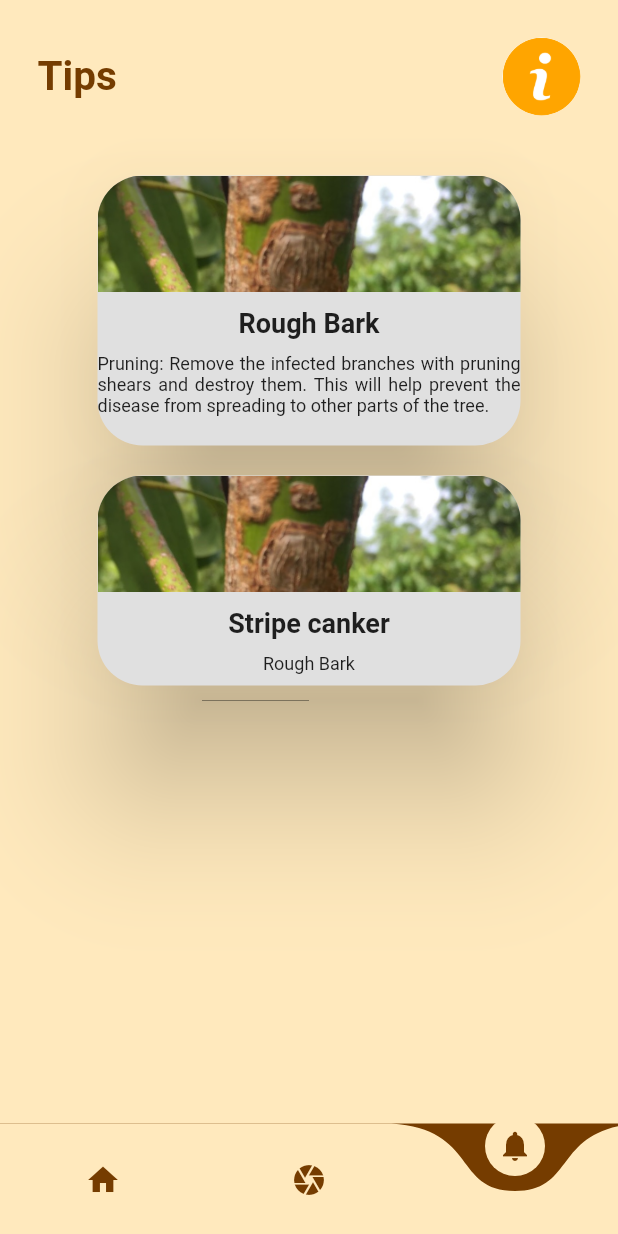
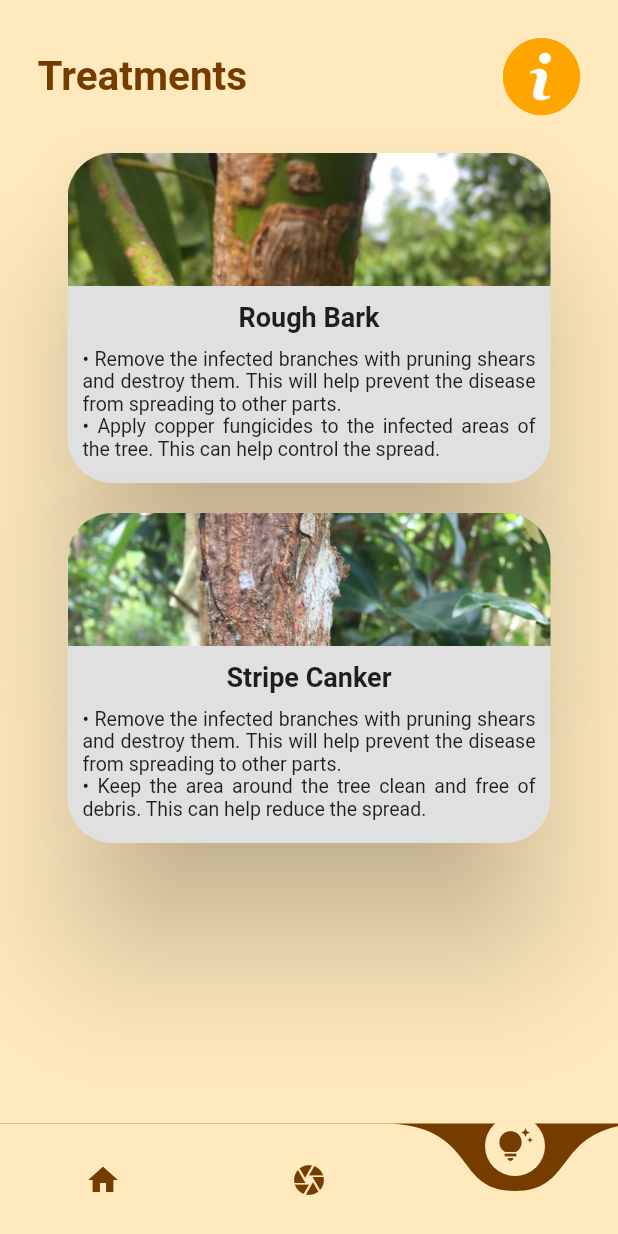
Before and after one commit to yaxitx/CinaDoc_Frontend, a Flutter app: the TipsPage screen opened directly, on a phone screen of 412 x 824 dp. Run offline on Flutter 3.47's test engine with Material 2 defaults, Android fonts, the light colour scheme and no system bars; drawn by our look-alikes of curved_navigation_bar; our stand-ins replace font_awesome_flutter, image_picker; Roboto replaces fonts that are missing (SFPRODISPLAYMEDIUM).

Commit message:
Fourth commit

```diff
--- a/lib/home.dart
+++ b/lib/home.dart
@@ -88,7 +88,7 @@ class _HomePageState extends State<HomePage> {
                     mainAxisAlignment: MainAxisAlignment.spaceBetween,
                     children: [
                       Text(
-                        "Hi Clara",
+                        "Welcome!",
                         style: TextStyle(
                             color: const Color.fromARGB(255, 117, 60, 0),
                             fontSize: 27,
@@ -361,7 +361,7 @@ class _HomePageState extends State<HomePage> {
               color: Color.fromARGB(255, 117, 60, 0),
             ),
             Icon(
-              Icons.notifications,
+              Icons.tips_and_updates_sharp,
               color: Color.fromARGB(255, 117, 60, 0),
             ),
           ]),
--- a/lib/scanner.dart
+++ b/lib/scanner.dart
@@ -130,7 +130,7 @@ class _CameraPageState extends State<CameraPage> {
               color: Color.fromARGB(255, 117, 60, 0),
             ),
             Icon(
-              Icons.notifications,
+              Icons.tips_and_updates_sharp,
               color: Color.fromARGB(255, 117, 60, 0),
             ),
           ]),
@@ -177,8 +177,11 @@ class _CameraPageState extends State<CameraPage> {
                     height: 350,
                     fit: BoxFit.cover,
                   )
-                : Image.network(
-                    "https://i.gifer.com/origin/ae/aea3019ba3e50cf0b10006bf75c51e52_w200.gif"),
+                : Image(
+                    image: AssetImage("assets/images/logo.jpg"),
+                    width: 300,
+                    height: 350,
+                  ),
             SizedBox(
               height: 20,
             ),
--- a/lib/tips.dart
+++ b/lib/tips.dart
@@ -55,7 +55,7 @@ class _TipsPageState extends State<TipsPage> {
               color: Color.fromARGB(255, 117, 60, 0),
             ),
             Icon(
-              Icons.notifications,
+              Icons.tips_and_updates_sharp,
               color: Color.fromARGB(255, 117, 60, 0),
             ),
           ]),
@@ -73,7 +73,7 @@ class _TipsPageState extends State<TipsPage> {
                   mainAxisAlignment: MainAxisAlignment.spaceBetween,
                   children: [
                     Text(
-                      "Tips",
+                      "Treatments",
                       style: TextStyle(
                           color: const Color.fromARGB(255, 117, 60, 0),
                           fontSize: 27,
@@ -101,7 +101,7 @@ class _TipsPageState extends State<TipsPage> {
                   ],
                 ),
                 SizedBox(
-                  height: 30,
+                  height: 15,
                 ),
                 // Row(
                 //   mainAxisAlignment: MainAxisAlignment.center,
@@ -131,21 +131,23 @@ class _TipsPageState extends State<TipsPage> {
                 //   ],
                 // ),
                 Container(
-                  height: 200,
+                  height: 240,
                   padding: EdgeInsets.all(10),
                   child: Card(
                     elevation: 40,
                     color: Color.fromARGB(255, 224, 224, 224),
                     shadowColor: Colors.black,
                     shape: RoundedRectangleBorder(
-                        borderRadius: BorderRadius.circular(30)),
-                    margin: EdgeInsets.fromLTRB(30, 0, 30, 0),
+                      borderRadius: BorderRadius.circular(30),
+                    ),
+                    margin: EdgeInsets.fromLTRB(10, 0, 10, 0),
                     child: Column(
                       children: [
                         ClipRRect(
                           borderRadius: BorderRadius.only(
                             topLeft: Radius.circular(30),
-                              topRight: Radius.circular(30)),
+                            topRight: Radius.circular(30),
+                          ),
                           child: Image(
                             image: AssetImage('assets/images/RB.jpeg'),
                             fit: BoxFit.fill,
@@ -158,45 +160,57 @@ class _TipsPageState extends State<TipsPage> {
                           child: Text(
                             "Rough Bark",
                             style: TextStyle(
-                                fontSize: 18, fontWeight: FontWeight.w700),
+                              fontSize: 18,
+                              fontWeight: FontWeight.w700,
+                            ),
                           ),
                         ),
                         SizedBox(
                           height: 10,
                         ),
-                        Container(
+                        Padding(
+                          padding: EdgeInsets.symmetric(horizontal: 10),
+                          child: Container(
                             child: Text(
-                            "Pruning: Remove the infected branches with pruning shears and destroy them. This will help prevent the disease from spreading to other parts of the tree.",
+                              "\u2022 Remove the infected branches with pruning shears and destroy them. This will help prevent the disease from spreading to other parts. \n\u2022 Apply copper fungicides to the infected areas of the tree. This can help control the spread.",
                               style: TextStyle(
-                                fontSize: 12, fontWeight: FontWeight.w400),
+                                fontSize: 13,
+                                fontWeight: FontWeight.w400,
+                              ),
                               textAlign: TextAlign.justify,
                               overflow: TextOverflow.ellipsis,
                               maxLines: 5,
                             ),
-                        )
+                          ),
+                        ),
+                        SizedBox(
+                          height: 10,
+                        ),
                       ],
                     ),
                   ),
                 ),
 
                 Container(
-                  height: 160,
+                  height: 240,
                   padding: EdgeInsets.all(10),
                   child: Card(
                     elevation: 40,
                     color: Color.fromARGB(255, 224, 224, 224),
                     shadowColor: Colors.black,
                     shape: RoundedRectangleBorder(
-                        borderRadius: BorderRadius.circular(30)),
-                    margin: EdgeInsets.fromLTRB(30, 0, 30, 0),
+                      borderRadius: BorderRadius.circular(30),
+                    ),
+                    margin: EdgeInsets.fromLTRB(10, 0, 10, 0),
                     child: Column(
                       children: [
                         ClipRRect(
                           borderRadius: BorderRadius.only(
                             topLeft: Radius.circular(30),
-                              topRight: Radius.circular(30)),
+                            topRight: Radius.circular(30),
+                          ),
                           child: Image(
-                            image: AssetImage('assets/images/RB.jpeg'),
+                            image: AssetImage('assets/images/SC.jpeg'),
                             fit: BoxFit.fill,
                           ),
                         ),
@@ -205,25 +219,38 @@ class _TipsPageState extends State<TipsPage> {
                         ),
                         Container(
                           child: Text(
-                            "Stripe canker",
+                            "Stripe Canker",
                             style: TextStyle(
-                                fontSize: 18, fontWeight: FontWeight.w700),
+                              fontSize: 18,
+                              fontWeight: FontWeight.w700,
+                            ),
                           ),
                         ),
                         SizedBox(
                           height: 10,
                         ),
-                        Container(
+                        Padding(
+                          padding: EdgeInsets.symmetric(horizontal: 10),
+                          child: Container(
                             child: Text(
-                            "Rough Bark",
+                              "\u2022 Remove the infected branches with pruning shears and destroy them. This will help prevent the disease from spreading to other parts.\n\u2022 Keep the area around the tree clean and free of debris. This can help reduce the spread.",
                               style: TextStyle(
-                                fontSize: 12, fontWeight: FontWeight.w400),
+                                fontSize: 13,
+                                fontWeight: FontWeight.w400,
                               ),
-                        )
+                              textAlign: TextAlign.justify,
+                              overflow: TextOverflow.ellipsis,
+                              maxLines: 5,
+                            ),
+                          ),
+                        ),
+                        SizedBox(
+                          height: 10,
+                        ),
                       ],
                     ),
                   ),
-                )
+                ),
               ],
             ),
           ),
--- a/pubspec.yaml
+++ b/pubspec.yaml
@@ -77,9 +77,10 @@ flutter:
     - assets/images/products/Powder.jpg
     - assets/images/products/Tea.jpeg
     - assets/images/products/Cuts.jpg
-    - assets/images/logo.jpeg
+    - assets/images/logo.jpg
     - assets/images/about.png
     - assets/images/RB.jpeg
+    - assets/images/SC.jpeg
 
 
 fonts:
```
Also changed, not shown: assets/images/SC.jpeg, assets/images/logo.jpeg (deleted), assets/images/logo.jpg (added). Lines whose indentation alone changed are shown as unchanged.
